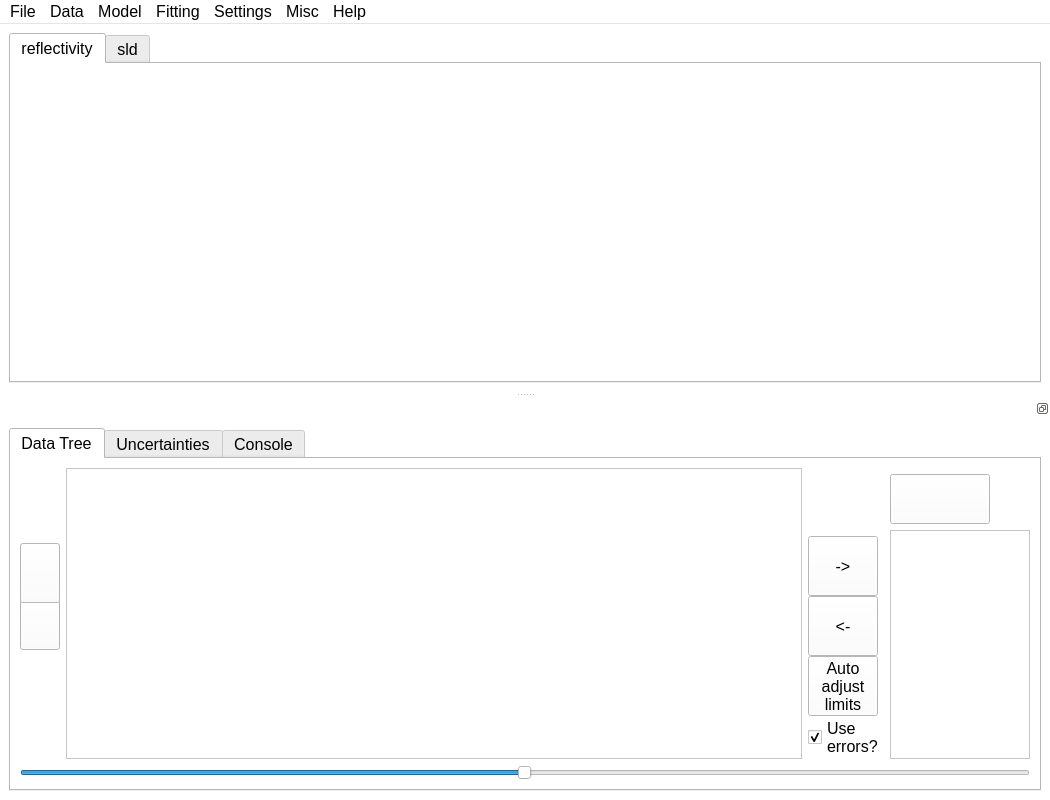
Before: the Qt Designer form refnx/reflect/_app/ui/motofit.ui in refnx/refnx, drawn with Qt 5.
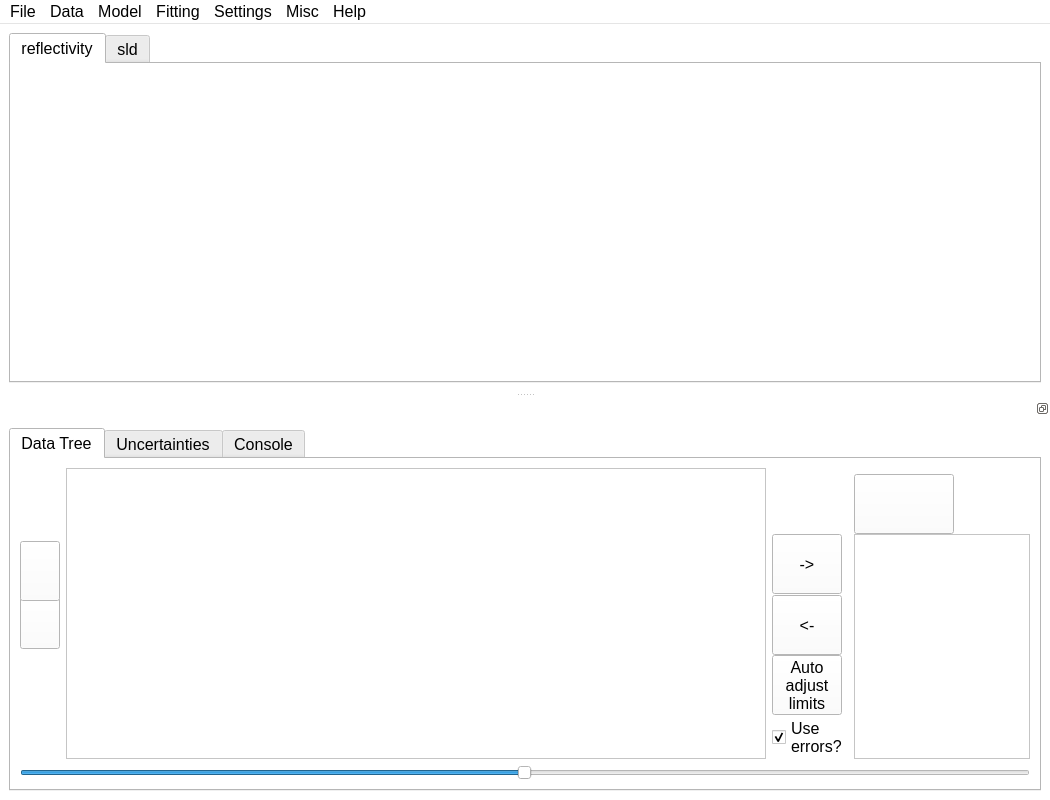
After: the same form once the commit is applied. Icons and pictures are not drawn.

Commit message: MAINT: drag datasets onto fitting list

```diff
--- a/refnx/reflect/_app/ui/motofit.ui
+++ b/refnx/reflect/_app/ui/motofit.ui
@@ -713,7 +713,41 @@
          <string>Data and Model Trees</string>
         </attribute>
         <layout class="QGridLayout" name="gridLayout_2">
-         <item row="5" column="2">
+         <item row="3" column="0">
+          <widget class="QPushButton" name="remove_layer">
+           <property name="maximumSize">
+            <size>
+             <width>40</width>
+             <height>60</height>
+            </size>
+           </property>
+           <property name="font">
+            <font>
+             <pointsize>12</pointsize>
+            </font>
+           </property>
+           <property name="toolTip">
+            <string>Remove a layer, Cmd-</string>
+           </property>
+           <property name="text">
+            <string/>
+           </property>
+           <property name="icon">
+            <iconset resource="../resources.qrc">
+             <normaloff>:/icons/minus.png</normaloff>:/icons/minus.png</iconset>
+           </property>
+           <property name="iconSize">
+            <size>
+             <width>30</width>
+             <height>30</height>
+            </size>
+           </property>
+           <property name="shortcut">
+            <string>Ctrl+-</string>
+           </property>
+          </widget>
+         </item>
+         <item row="4" column="2">
           <widget class="QPushButton" name="auto_limits_button">
            <property name="minimumSize">
             <size>
@@ -742,41 +776,7 @@
            </property>
           </widget>
          </item>
-         <item row="4" column="0">
-          <widget class="QPushButton" name="remove_layer">
-           <property name="maximumSize">
-            <size>
-             <width>40</width>
-             <height>60</height>
-            </size>
-           </property>
-           <property name="font">
-            <font>
-             <pointsize>12</pointsize>
-            </font>
-           </property>
-           <property name="toolTip">
-            <string>Remove a layer, Cmd-</string>
-           </property>
-           <property name="text">
-            <string/>
-           </property>
-           <property name="icon">
-            <iconset resource="../resources.qrc">
-             <normaloff>:/icons/minus.png</normaloff>:/icons/minus.png</iconset>
-           </property>
-           <property name="iconSize">
-            <size>
-             <width>30</width>
-             <height>30</height>
-            </size>
-           </property>
-           <property name="shortcut">
-            <string>Ctrl+-</string>
-           </property>
-          </widget>
-         </item>
-         <item row="3" column="0">
+         <item row="2" column="0">
           <widget class="QPushButton" name="add_layer">
            <property name="sizePolicy">
             <sizepolicy hsizetype="Fixed" vsizetype="Fixed">
@@ -870,7 +870,7 @@
            </property>
           </widget>
          </item>
-         <item row="0" column="1" rowspan="7">
+         <item row="0" column="1" rowspan="6">
           <widget class="QTreeView" name="treeView">
            <property name="minimumSize">
             <size>
@@ -943,7 +943,7 @@
            </attribute>
           </widget>
          </item>
-         <item row="6" column="2">
+         <item row="5" column="2">
           <widget class="QCheckBox" name="use_errors_checkbox">
            <property name="font">
             <font>
@@ -972,8 +972,8 @@
            </property>
            <property name="minimumSize">
             <size>
-             <width>50</width>
-             <height>50</height>
+             <width>60</width>
+             <height>60</height>
             </size>
            </property>
            <property name="maximumSize">
@@ -999,8 +999,8 @@
            </property>
            <property name="iconSize">
             <size>
-             <width>60</width>
-             <height>60</height>
+             <width>40</width>
+             <height>40</height>
             </size>
            </property>
            <property name="shortcut">
@@ -1008,37 +1008,7 @@
            </property>
           </widget>
          </item>
-         <item row="2" column="3" rowspan="5">
-          <widget class="QListWidget" name="currently_fitting">
-           <property name="sizePolicy">
-            <sizepolicy hsizetype="Minimum" vsizetype="Expanding">
-             <horstretch>0</horstretch>
-             <verstretch>0</verstretch>
-            </sizepolicy>
-           </property>
-           <property name="minimumSize">
-            <size>
-             <width>130</width>
-             <height>220</height>
-            </size>
-           </property>
-           <property name="maximumSize">
-            <size>
-             <width>140</width>
-             <height>16777215</height>
-            </size>
-           </property>
-           <property name="font">
-            <font>
-             <pointsize>12</pointsize>
-            </font>
-           </property>
-           <property name="toolTip">
-            <string>List of datasets being fitted</string>
-           </property>
-          </widget>
-         </item>
-         <item row="4" column="2">
+         <item row="3" column="2">
           <widget class="QPushButton" name="remove_from_fit_button">
            <property name="minimumSize">
             <size>
@@ -1065,7 +1035,7 @@
            </property>
           </widget>
          </item>
-         <item row="3" column="2">
+         <item row="2" column="2">
           <widget class="QPushButton" name="add_to_fit_button">
            <property name="minimumSize">
             <size>
@@ -1092,6 +1062,25 @@
            </property>
           </widget>
          </item>
+         <item row="2" column="3" rowspan="4">
+          <widget class="QListView" name="currently_fitting">
+           <property name="editTriggers">
+            <set>QAbstractItemView::NoEditTriggers</set>
+           </property>
+           <property name="dragEnabled">
+            <bool>false</bool>
+           </property>
+           <property name="dragDropMode">
+            <enum>QAbstractItemView::DropOnly</enum>
+           </property>
+           <property name="defaultDropAction">
+            <enum>Qt::MoveAction</enum>
+           </property>
+           <property name="selectionMode">
+            <enum>QAbstractItemView::MultiSelection</enum>
+           </property>
+          </widget>
+         </item>
         </layout>
         <zorder>auto_limits_button</zorder>
         <zorder>remove_layer</zorder>
```
Left out of the diff: 4 changed lines with no effect on the pictures. The commit also changes 2 other files.
